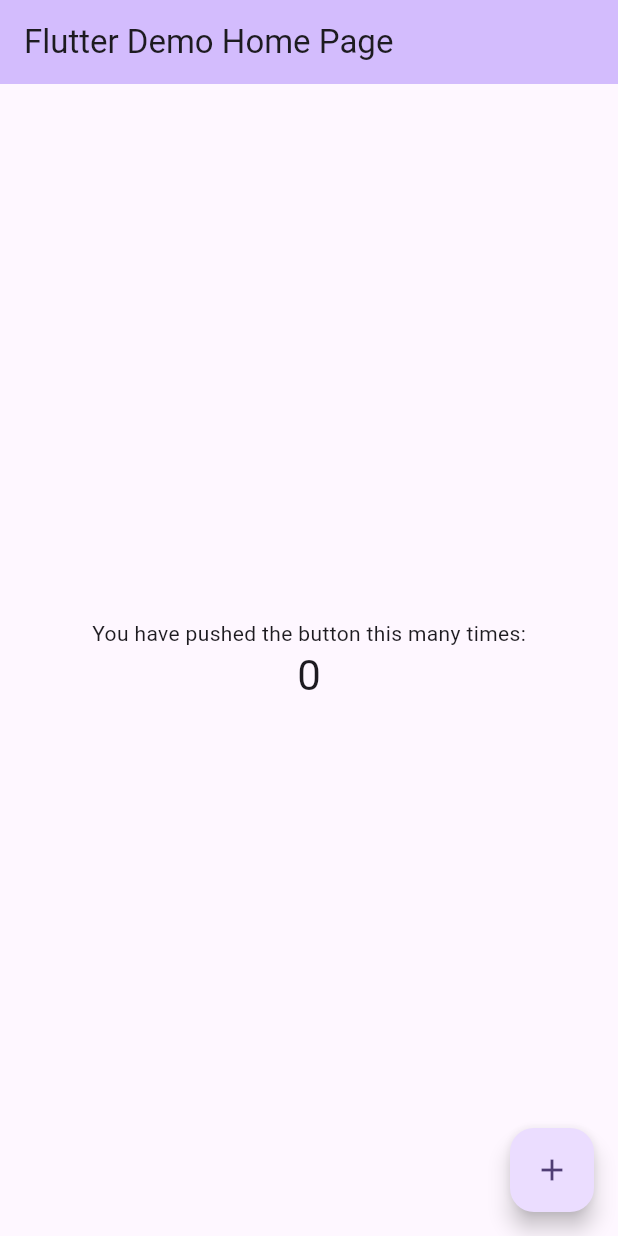
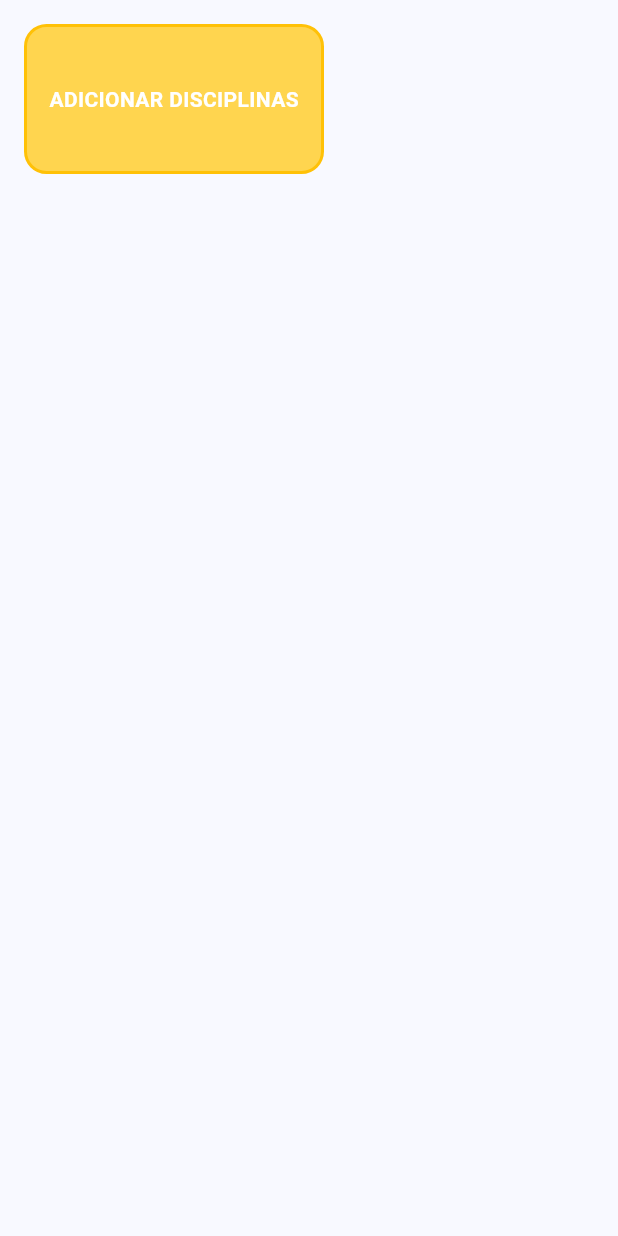
Before and after one commit to rayssamontecchiari/easyFacul, a Flutter app: the screen it shows after launch, on a phone screen of 412 x 824 dp. Run offline on Flutter 3.47's test engine with Material 2 defaults, Android fonts, the light colour scheme and no system bars.

Commit message:
feat: adiciona contexto e pagina de adicionar disciplina

```diff
--- /dev/null
+++ b/lib/context/context.dart
@@ -0,0 +1,49 @@
+import 'package:flutter/foundation.dart';
+
+class Course {
+  String name;
+  String classTime;
+  String professor;
+  String period;
+  List<Activity> activities;
+
+  Course({
+    required this.name,
+    required this.classTime,
+    required this.professor,
+    required this.period,
+    required this.activities,
+  });
+}
+
+class Activity {
+  String type;
+  double value;
+  DateTime date;
+  String content;
+
+  Activity({
+    required this.type,
+    required this.value,
+    required this.date,
+    required this.content,
+  });
+}
+
+class User with ChangeNotifier {
+  List<Course> courses;
+
+  User({
+    this.courses = const [],
+  });
+
+  void addCourse(Course course) {
+    courses.add(course);
+    notifyListeners();
+  }
+
+  void removeCourse(Course course) {
+    courses.remove(course);
+    notifyListeners();
+  }
+}
--- /dev/null
+++ b/lib/home_page.dart
@@ -0,0 +1,56 @@
+import 'package:easy_facul/otherPages/add_course.dart';
+import 'package:flutter/material.dart';
+
+class HomePage extends StatelessWidget {
+  const HomePage({Key? key}) : super(key: key);
+
+  @override
+  Widget build(BuildContext context) {
+    return Scaffold(
+      body: SafeArea(
+        child: Padding(
+          padding: const EdgeInsets.all(16),
+          child: Column(
+            children: [
+              Row(
+                children: [
+                  InkWell(
+                    onTap: () => {
+                      Navigator.push(
+                        context,
+                        MaterialPageRoute(
+                          builder: (_) => AddCourse(),
+                        ),
+                      )
+                    },
+                    child: Container(
+                      decoration: BoxDecoration(
+                        color: Colors.amber[300],
+                        borderRadius: BorderRadius.circular(15),
+                        border: Border.all(
+                          color: Colors.amber,
+                          width: 2,
+                        ),
+                      ),
+                      width: 200,
+                      height: 100,
+                      child: const Center(
+                        child: Text(
+                          "ADICIONAR DISCIPLINAS",
+                          style: TextStyle(
+                            color: Colors.white,
+                            fontWeight: FontWeight.bold,
+                          ),
+                        ),
+                      ),
+                    ),
+                  ),
+                ],
+              )
+            ],
+          ),
+        ),
+      ),
+    );
+  }
+}
--- a/lib/main.dart
+++ b/lib/main.dart
@@ -1,125 +1,25 @@
+import 'package:easy_facul/context/context.dart';
+import 'package:easy_facul/home_page.dart';
 import 'package:flutter/material.dart';
+import 'package:provider/provider.dart';
 
 void main() {
-  runApp(const MyApp());
+  runApp(MyApp());
 }
 
 class MyApp extends StatelessWidget {
-  const MyApp({super.key});
-
-  // This widget is the root of your application.
   @override
   Widget build(BuildContext context) {
-    return MaterialApp(
-      title: 'Flutter Demo',
-      theme: ThemeData(
-        // This is the theme of your application.
-        //
-        // TRY THIS: Try running your application with "flutter run". You'll see
-        // the application has a blue toolbar. Then, without quitting the app,
-        // try changing the seedColor in the colorScheme below to Colors.green
-        // and then invoke "hot reload" (save your changes or press the "hot
-        // reload" button in a Flutter-supported IDE, or press "r" if you used
-        // the command line to start the app).
-        //
-        // Notice that the counter didn't reset back to zero; the application
-        // state is not lost during the reload. To reset the state, use hot
-        // restart instead.
-        //
-        // This works for code too, not just values: Most code changes can be
-        // tested with just a hot reload.
-        colorScheme: ColorScheme.fromSeed(seedColor: Colors.deepPurple),
-        useMaterial3: true,
+    return ChangeNotifierProvider(
+      create: (_) => User(),
+      child: MaterialApp(
+        title: 'easy Facul',
+        theme: ThemeData(
+          colorScheme: ColorScheme.fromSeed(seedColor: Colors.blue),
+          useMaterial3: true,
+        ),
+        home: HomePage(),
       ),
-      home: const MyHomePage(title: 'Flutter Demo Home Page'),
     );
   }
 }
-
-class MyHomePage extends StatefulWidget {
-  const MyHomePage({super.key, required this.title});
-
-  // This widget is the home page of your application. It is stateful, meaning
-  // that it has a State object (defined below) that contains fields that affect
-  // how it looks.
-
-  // This class is the configuration for the state. It holds the values (in this
-  // case the title) provided by the parent (in this case the App widget) and
-  // used by the build method of the State. Fields in a Widget subclass are
-  // always marked "final".
-
-  final String title;
-
-  @override
-  State<MyHomePage> createState() => _MyHomePageState();
-}
-
-class _MyHomePageState extends State<MyHomePage> {
-  int _counter = 0;
-
-  void _incrementCounter() {
-    setState(() {
-      // This call to setState tells the Flutter framework that something has
-      // changed in this State, which causes it to rerun the build method below
-      // so that the display can reflect the updated values. If we changed
-      // _counter without calling setState(), then the build method would not be
-      // called again, and so nothing would appear to happen.
-      _counter++;
-    });
-  }
-
-  @override
-  Widget build(BuildContext context) {
-    // This method is rerun every time setState is called, for instance as done
-    // by the _incrementCounter method above.
-    //
-    // The Flutter framework has been optimized to make rerunning build methods
-    // fast, so that you can just rebuild anything that needs updating rather
-    // than having to individually change instances of widgets.
-    return Scaffold(
-      appBar: AppBar(
-        // TRY THIS: Try changing the color here to a specific color (to
-        // Colors.amber, perhaps?) and trigger a hot reload to see the AppBar
-        // change color while the other colors stay the same.
-        backgroundColor: Theme.of(context).colorScheme.inversePrimary,
-        // Here we take the value from the MyHomePage object that was created by
-        // the App.build method, and use it to set our appbar title.
-        title: Text(widget.title),
-      ),
-      body: Center(
-        // Center is a layout widget. It takes a single child and positions it
-        // in the middle of the parent.
-        child: Column(
-          // Column is also a layout widget. It takes a list of children and
-          // arranges them vertically. By default, it sizes itself to fit its
-          // children horizontally, and tries to be as tall as its parent.
-          //
-          // Column has various properties to control how it sizes itself and
-          // how it positions its children. Here we use mainAxisAlignment to
-          // center the children vertically; the main axis here is the vertical
-          // axis because Columns are vertical (the cross axis would be
-          // horizontal).
-          //
-          // TRY THIS: Invoke "debug painting" (choose the "Toggle Debug Paint"
-          // action in the IDE, or press "p" in the console), to see the
-          // wireframe for each widget.
-          mainAxisAlignment: MainAxisAlignment.center,
-          children: <Widget>[
-            const Text(
-              'You have pushed the button this many times:',
-            ),
-            Text(
-              '$_counter',
-              style: Theme.of(context).textTheme.headlineMedium,
-            ),
-          ],
-        ),
-      ),
-      floatingActionButton: FloatingActionButton(
-        onPressed: _incrementCounter,
-        tooltip: 'Increment',
-        child: const Icon(Icons.add),
-      ), // This trailing comma makes auto-formatting nicer for build methods.
-    );
-  }
-}
--- a/pubspec.yaml
+++ b/pubspec.yaml
@@ -35,6 +35,7 @@ dependencies:
   # The following adds the Cupertino Icons font to your application.
   # Use with the CupertinoIcons class for iOS style icons.
   cupertino_icons: ^1.0.2
+  provider: ^6.0.5
 
 dev_dependencies:
   flutter_test:
```
Also changed, not shown: lib/otherPages/add_course.dart (added, +107 -0 lines), pubspec.lock.
